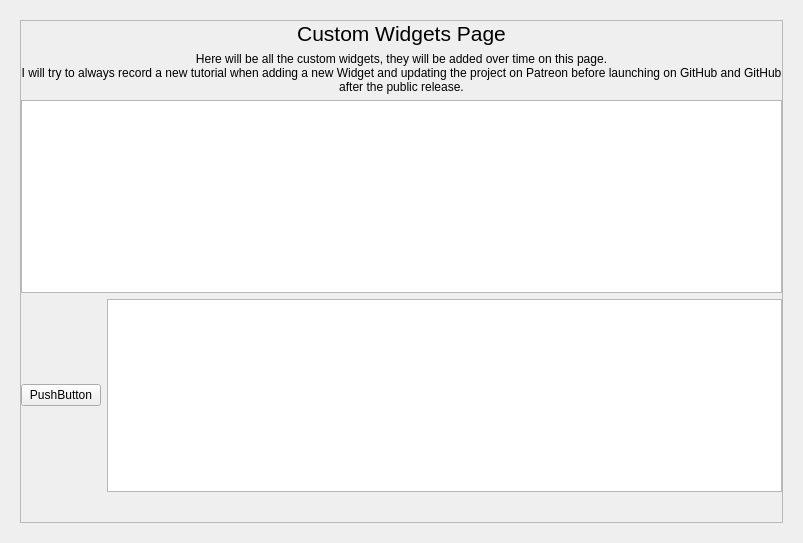
Qt form gui/uis/pages/main_pages.ui (TheCyberWeaver/Smart_Toolbox) before a commit.
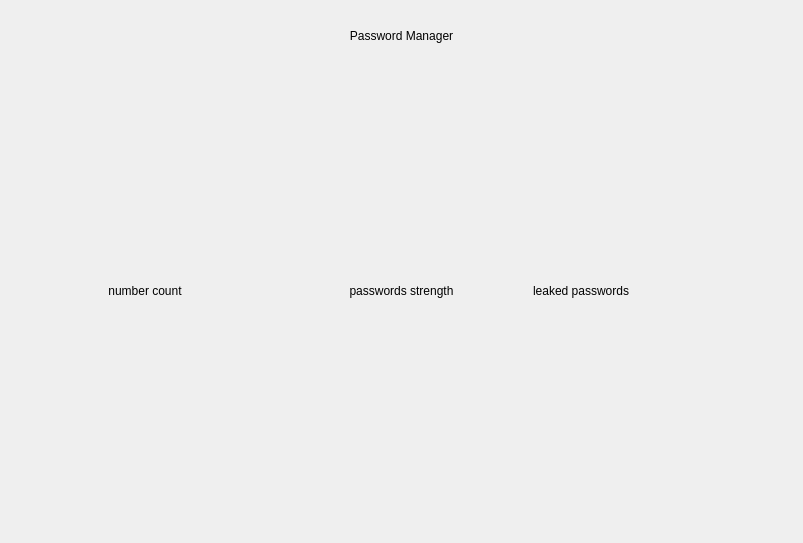
The same form after that commit.

What changed in the file:
```diff
--- a/gui/uis/pages/main_pages.ui
+++ b/gui/uis/pages/main_pages.ui
@@ -13,7 +13,7 @@
   <property name="windowTitle">
    <string>Form</string>
   </property>
-  <layout class="QVBoxLayout" name="verticalLayout_2">
+  <layout class="QVBoxLayout" name="verticalLayout_3">
    <item>
     <widget class="QStackedWidget" name="pages">
      <property name="currentIndex">
@@ -268,49 +268,20 @@
       </widget>
      </widget>
      <widget class="QWidget" name="page_2">
-      <layout class="QVBoxLayout">
+      <layout class="QVBoxLayout" name="verticalLayout_2">
        <item>
-        <widget class="QScrollArea" name="scrollArea">
-         <property name="widgetResizable">
-          <bool>true</bool>
-         </property>
-         <widget class="QWidget" name="scrollAreaWidgetContents">
-          <property name="geometry">
-           <rect>
-            <x>0</x>
-            <y>0</y>
-            <width>765</width>
-            <height>505</height>
-           </rect>
-          </property>
-          <widget class="QWidget" name="verticalLayoutWidget">
-           <property name="geometry">
-            <rect>
-             <x>0</x>
-             <y>0</y>
-             <width>761</width>
-             <height>471</height>
-            </rect>
-           </property>
-           <layout class="QVBoxLayout" name="verticalLayout_3">
-            <item>
-             <widget class="QLabel" name="title_label">
+        <widget class="QLabel" name="label_8">
               <property name="maximumSize">
                <size>
                 <width>16777215</width>
-                <height>40</height>
-               </size>
-              </property>
-              <property name="font">
-               <font>
-                <pointsize>16</pointsize>
-               </font>
-              </property>
+           <height>32</height>
+          </size>
+         </property>
               <property name="styleSheet">
-               <string notr="true">font-size: 16pt</string>
+          <string notr="true">font: 700 18pt &quot;Segoe Print&quot;;</string>
               </property>
               <property name="text">
-               <string>Custom Widgets Page</string>
+          <string>Password Manager</string>
               </property>
               <property name="alignment">
                <set>Qt::AlignCenter</set>
@@ -318,44 +289,56 @@
              </widget>
             </item>
             <item>
-             <widget class="QLabel" name="description_label">
+        <layout class="QHBoxLayout" name="horizontalLayout_6">
+         <item>
+          <widget class="QLabel" name="label_9">
+           <property name="styleSheet">
+            <string notr="true">font: 700 10pt &quot;Segoe Print&quot;;</string>
+           </property>
               <property name="text">
-               <string>Here will be all the custom widgets, they will be added over time on this page.
-I will try to always record a new tutorial when adding a new Widget and updating the project on Patreon before launching on GitHub and GitHub after the public release.</string>
+            <string>number count</string>
               </property>
               <property name="alignment">
-               <set>Qt::AlignHCenter|Qt::AlignTop</set>
-              </property>
-              <property name="wordWrap">
-               <bool>true</bool>
-              </property>
+            <set>Qt::AlignCenter</set>
+           </property>
              </widget>
             </item>
             <item>
-             <layout class="QHBoxLayout" name="horizontalLayout_3">
-              <item>
-               <widget class="QTableWidget" name="tableWidget"/>
-              </item>
-             </layout>
-            </item>
+          <widget class="QLabel" name="label_7">
+           <property name="styleSheet">
+            <string notr="true">font: 700 10pt &quot;Segoe Print&quot;;</string>
+           </property>
+           <property name="text">
+            <string>passwords strength</string>
+           </property>
+           <property name="alignment">
+            <set>Qt::AlignCenter</set>
+           </property>
+          </widget>
+         </item>
             <item>
-             <layout class="QHBoxLayout" name="horizontalLayout_4">
-              <item>
-               <widget class="QPushButton" name="pushButton_2">
+          <widget class="QLabel" name="label_10">
+           <property name="styleSheet">
+            <string notr="true">font: 700 10pt &quot;Segoe Print&quot;;</string>
+           </property>
                 <property name="text">
-                 <string>PushButton</string>
-                </property>
-               </widget>
-              </item>
+            <string>leaked passwords</string>
+           </property>
+           <property name="alignment">
+            <set>Qt::AlignLeading|Qt::AlignLeft|Qt::AlignVCenter</set>
+           </property>
+          </widget>
+         </item>
+        </layout>
+       </item>
               <item>
-               <widget class="QTextEdit" name="textEdit"/>
-              </item>
-             </layout>
-            </item>
-           </layout>
-          </widget>
-         </widget>
-        </widget>
+        <layout class="QHBoxLayout" name="horizontalLayout"/>
+       </item>
+       <item>
+        <layout class="QHBoxLayout" name="horizontalLayout_2"/>
+       </item>
+       <item>
+        <layout class="QHBoxLayout" name="horizontalLayout_3"/>
        </item>
       </layout>
      </widget>
@@ -371,12 +354,24 @@
            <pointsize>16</pointsize>
           </font>
          </property>
-         <property name="text">
-          <string>Empty Page</string>
-         </property>
-         <property name="alignment">
-          <set>Qt::AlignCenter</set>
-         </property>
+         <widget class="QWidget" name="scrollAreaWidgetContents_3">
+          <property name="geometry">
+           <rect>
+            <x>0</x>
+            <y>0</y>
+            <width>765</width>
+            <height>505</height>
+           </rect>
+          </property>
+          <layout class="QVBoxLayout" name="verticalLayout">
+           <item>
+            <layout class="QHBoxLayout" name="horizontalLayout_4"/>
+           </item>
+           <item>
+            <layout class="QHBoxLayout" name="horizontalLayout_5"/>
+           </item>
+          </layout>
+         </widget>
         </widget>
        </item>
       </layout>
```
Left out of the diff: 31 changed lines with no effect on the pictures. Lines whose indentation alone changed are shown as unchanged.
